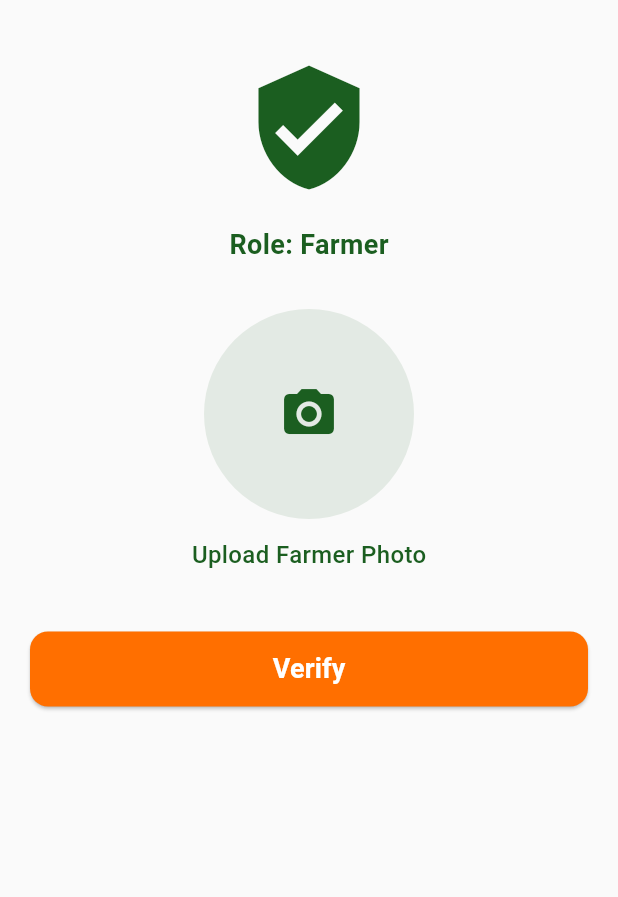
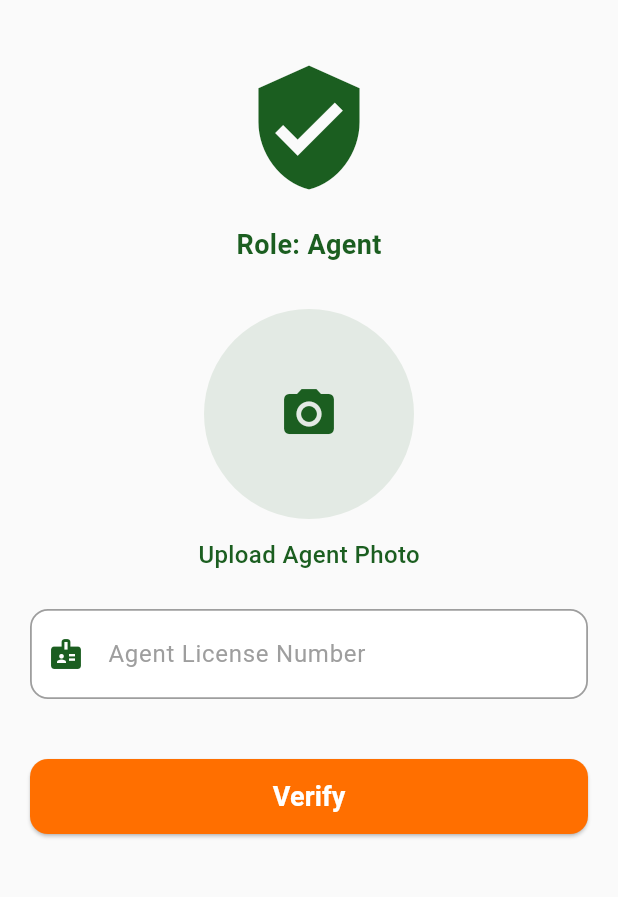
Before and after one commit to npranali2624/agent_verification, a Flutter app: the screen it shows after launch, on a phone screen of 412 x 824 dp, the part 135-1032 px from its top. Run offline on Flutter 3.47's test engine with Material 3 defaults, Android fonts, the phone set to English and light mode, and no system bars; our stand-ins replace image_picker.

Commit message:
first commit

```diff
--- a/lib/main.dart
+++ b/lib/main.dart
@@ -12,7 +12,7 @@ class MyApp extends StatelessWidget {
   Widget build(BuildContext context) {
     return const MaterialApp(
       debugShowCheckedModeBanner: false,
-      home: FarmerVerificationPage(),
+      home: AgentVerificationPage(),
     );
   }
 }
--- a/lib/verification_page.dart
+++ b/lib/verification_page.dart
@@ -2,19 +2,21 @@ import 'package:flutter/material.dart';
 import 'dart:io';
 import 'package:image_picker/image_picker.dart';
 
-class FarmerVerificationPage extends StatefulWidget {
-  const FarmerVerificationPage({super.key});
+class AgentVerificationPage extends StatefulWidget {
+  const AgentVerificationPage({super.key});
 
   @override
-  State<FarmerVerificationPage> createState() =>
-      _FarmerVerificationPageState();
+  State<AgentVerificationPage> createState() =>
+      _AgentVerificationPageState();
 }
 
-class _FarmerVerificationPageState extends State<FarmerVerificationPage> {
+class _AgentVerificationPageState extends State<AgentVerificationPage> {
   final _formKey = GlobalKey<FormState>();
 
   File? _selectedImage;
   final ImagePicker _picker = ImagePicker();
+
+  final TextEditingController licenseController = TextEditingController();
 
   final Color primaryColor = const Color(0xFF1B5E20);
   final Color accentColor = const Color(0xFFFF6F00);
@@ -109,7 +111,7 @@ class _FarmerVerificationPageState extends State<FarmerVerificationPage> {
               const SizedBox(height: 20),
 
               Text(
-                "Role: Farmer",
+                "Role: Agent",
                 style: TextStyle(
                   fontSize: 18,
                   fontWeight: FontWeight.bold,
@@ -139,7 +141,7 @@ class _FarmerVerificationPageState extends State<FarmerVerificationPage> {
                     ),
                     const SizedBox(height: 12),
                     Text(
-                      "Upload Farmer Photo",
+                      "Upload Agent Photo",
                       style: TextStyle(
                         fontSize: 16,
                         color: primaryColor,
@@ -147,6 +149,49 @@ class _FarmerVerificationPageState extends State<FarmerVerificationPage> {
                       ),
                     ),
                   ],
+                ),
+              ),
+
+              const SizedBox(height: 25),
+
+              TextFormField(
+                controller: licenseController,
+                cursorColor: primaryColor,
+                validator: (value) {
+                  if (value == null || value.trim().isEmpty) {
+                    return "License number is required";
+                  }
+                  if (value.length < 5) {
+                    return "Enter valid license number";
+                  }
+                  return null;
+                },
+                decoration: InputDecoration(
+                  labelText: "Agent License Number",
+                  labelStyle: const TextStyle(color: Colors.grey),
+                  floatingLabelStyle: TextStyle(
+                    color: primaryColor,
+                    fontWeight: FontWeight.w600,
+                  ),
+                  prefixIcon: Icon(Icons.badge, color: primaryColor),
+                  filled: true,
+                  fillColor: Colors.white,
+                  contentPadding:
+                  const EdgeInsets.symmetric(vertical: 18, horizontal: 16),
+                  enabledBorder: OutlineInputBorder(
+                    borderRadius: BorderRadius.circular(12),
+                    borderSide: const BorderSide(
+                      color: Colors.grey,
+                      width: 1.2,
+                    ),
+                  ),
+                  focusedBorder: OutlineInputBorder(
+                    borderRadius: BorderRadius.circular(12),
+                    borderSide: BorderSide(
+                      color: primaryColor,
+                      width: 2,
+                    ),
+                  ),
                 ),
               ),
 
```
